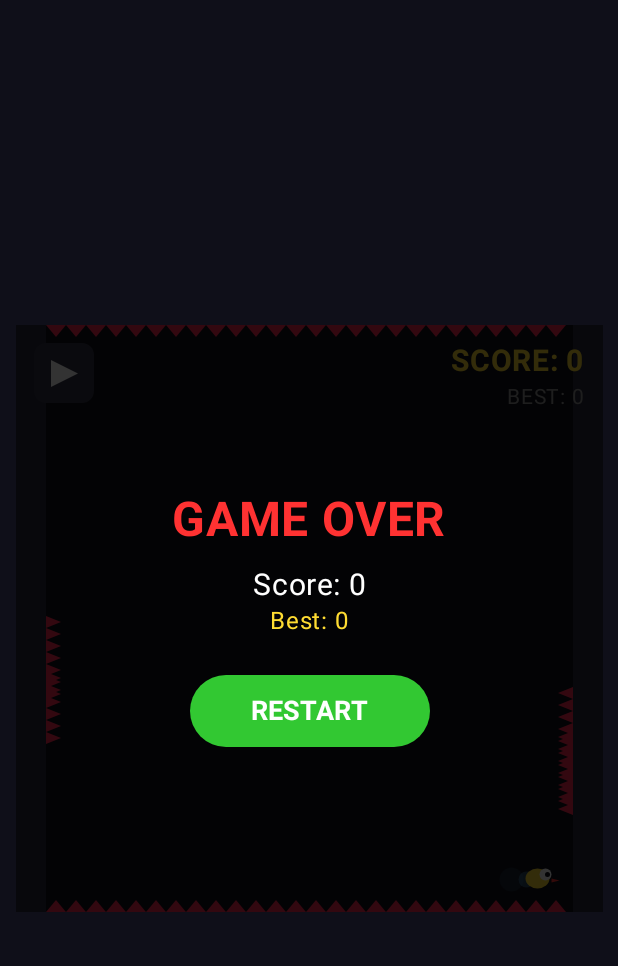
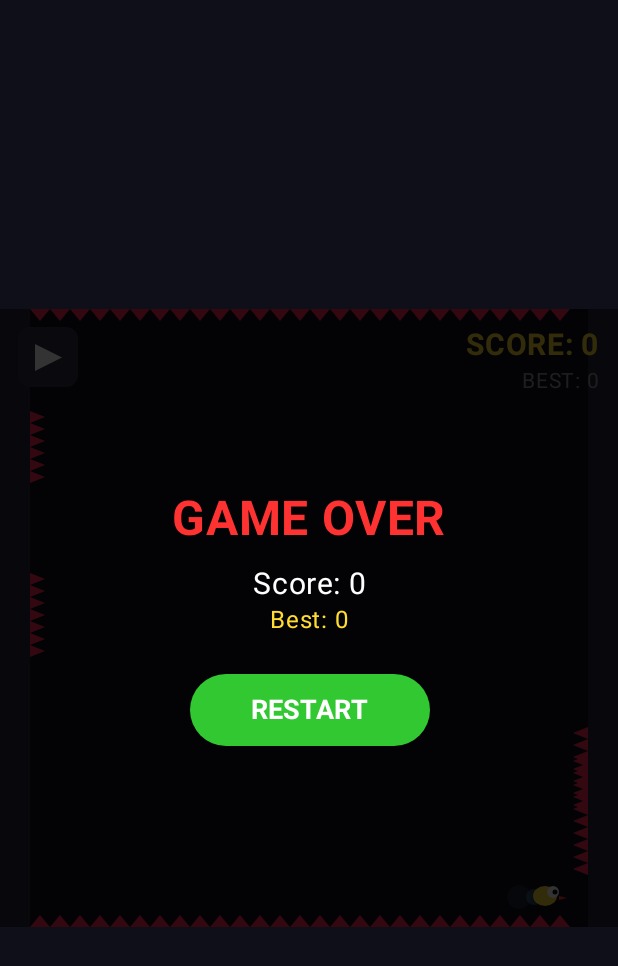
Before and after one commit to maksimproskurakov240-sys/text-translate, an Android app built with Jetpack Compose: the screen it shows after launch (MainActivity), on a phone screen of 412 x 824 dp. Shown: the top 966 px of the screen. Run offline under Robolectric (Android 15) with nearby library versions, the phone set to English and light mode, and no system bars; libraries missing offline, so code that uses them is left out: android.content, android.content.res, android.net, android.os, android.provider and 11 more; 1 statement that could not run was skipped.

Commit message:
Refactor game field size and UI elements
Refactor game field size calculation and update UI components.

```diff
--- a/.github/workflows/app/src/main/java/com/example/remotetts/MainActivity.kt
+++ b/.github/workflows/app/src/main/java/com/example/remotetts/MainActivity.kt
@@ -121,14 +121,12 @@ fun GameScreen() {
     val gson = remember { Gson() }
 
     val configuration = LocalConfiguration.current
-    // Принудительный портретный режим, если телефон повернут
-    val isLandscape = configuration.orientation == Configuration.ORIENTATION_LANDSCAPE
 
-    // Вычисляем размер квадрата с отступами от краев
+    // Вычисляем размер игрового поля.
+    // Берем 100% ширины экрана (но не больше высоты, чтобы остаться квадратом)
     val screenWidth = configuration.screenWidthDp
     val screenHeight = configuration.screenHeightDp
-    // Берем 90% от меньшей стороны, чтобы был отступ
-    val squareSize = (minOf(screenWidth, screenHeight) * 0.95).dp
+    val squareSize = minOf(screenWidth, screenHeight).dp
 
     fun loadProgress(): GameProgress {
         val raw = prefs.getString("progress", null) ?: return GameProgress()
@@ -204,8 +202,9 @@ fun GameScreen() {
         }
     }
 
-    // Основной контейнер, который центрирует игру
-    Box(modifier = Modifier.fillMaxSize(), contentAlignment = Alignment.Center) {
+    // Основной контейнер (растягивает фон на весь экран)
+    Box(modifier = Modifier.fillMaxSize().background(Color(0xFF0F0F19)), contentAlignment = Alignment.Center) {
+
         // Квадратное игровое поле
         Box(
             modifier = Modifier
@@ -223,26 +222,21 @@ fun GameScreen() {
                 }
 
                 val wallThickness = 30f
-                // Стены
                 drawRect(Color(0xFF28283C), size = Size(wallThickness, size.height))
                 drawRect(Color(0xFF28283C), topLeft = Offset(size.width - wallThickness, 0f), size = Size(wallThickness, size.height))
 
-                // Отрисовка шипов (левая и правая стены)
                 drawSpikes(spikesLeft, isLeft = true, screenHeight = size.height)
                 drawSpikes(spikesRight, isLeft = false, screenHeight = size.height)
 
-                // Верхние и нижние шипы
                 for (x in 30..(size.width.toInt() - 50) step 20) {
                     drawPath(Path().apply { moveTo(x.toFloat(), 0f); lineTo(x + 20f, 0f); lineTo(x + 10f, 12f); close() }, color = Color(0xFFFF2850))
                     drawPath(Path().apply { moveTo(x.toFloat(), size.height); lineTo(x + 20f, size.height); lineTo(x + 10f, size.height - 12f); close() }, color = Color(0xFFFF2850))
                 }
 
-                // Шлейф
                 val trailColor = Color(0xFF64C8FF).copy(alpha = 0.3f)
                 drawCircle(trailColor, radius = 8f, center = Offset(birdX - direction * 15f, birdY))
                 drawCircle(trailColor.copy(alpha = 0.1f), radius = 12f, center = Offset(birdX - direction * 30f, birdY))
 
-                // Сама птица
                 drawSkin(progress.currentSkin, birdX, birdY, direction, scale = 1.0f)
             }
 
@@ -272,9 +266,20 @@ fun GameScreen() {
 
             // Меню паузы
             if (isPaused) {
-                Box(modifier = Modifier.fillMaxSize().background(Color(0xEE1E1E28)).pointerInput(Unit) { detectTapGestures { } }) {
+                Box(modifier = Modifier.fillMaxSize().background(Color(0xEE1E1E28))) {
                     Column(modifier = Modifier.fillMaxSize().padding(16.dp), horizontalAlignment = Alignment.CenterHorizontally) {
                         Text("PAUSED", color = Color.White, fontSize = 28.sp, fontWeight = FontWeight.Bold)
+                        Spacer(Modifier.height(8.dp))
+
+                        // Кнопка продолжения
+                        Button(
+                            onClick = { isPaused = false },
+                            colors = ButtonDefaults.buttonColors(containerColor = Color(0xFF32C832)),
+                            modifier = Modifier.height(36.dp)
+                        ) {
+                            Text("RESUME", color = Color.White, fontSize = 14.sp)
+                        }
+
                         Spacer(Modifier.height(12.dp))
                         BasicTextField(
                             value = secretInput,
@@ -285,7 +290,7 @@ fun GameScreen() {
                             textStyle = TextStyle(color = Color.White, fontSize = 14.sp),
                             modifier = Modifier.fillMaxWidth(0.8f).background(Color(0xFF3C3C50), RoundedCornerShape(8.dp)).padding(10.dp)
                         )
-                        Spacer(Modifier.height(16.dp))
+                        Spacer(Modifier.height(12.dp))
                         LazyVerticalGrid(columns = GridCells.Fixed(4), modifier = Modifier.weight(1f), horizontalArrangement = Arrangement.spacedBy(6.dp), verticalArrangement = Arrangement.spacedBy(6.dp)) {
                             items(skinsList.size) { index ->
                                 val (skinId, unlockScore) = skinsList[index]
@@ -306,7 +311,7 @@ fun GameScreen() {
 
             // Экран смерти
             if (isGameOver && !isPaused) {
-                Box(modifier = Modifier.fillMaxSize().background(Color(0xCC000000)).pointerInput(Unit) { detectTapGestures { } }, contentAlignment = Alignment.Center) {
+                Box(modifier = Modifier.fillMaxSize().background(Color(0xCC000000)), contentAlignment = Alignment.Center) {
                     Column(horizontalAlignment = Alignment.CenterHorizontally) {
                         Text("GAME OVER", color = Color(0xFFFF3232), fontSize = 32.sp, fontWeight = FontWeight.Bold)
                         Spacer(Modifier.height(12.dp))
```
